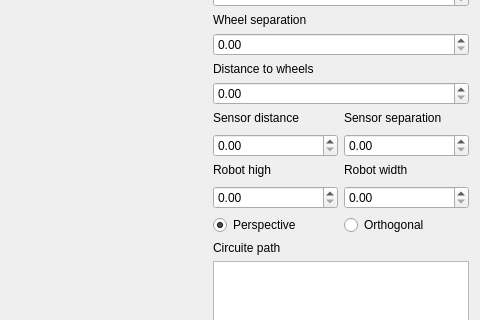
valli22/TFG-RobotSiguelineas, file RobotSiguelineas/mainwindow.ui: the form before one commit; both pictures show x 665 to 1145 and y 96 to 416 of the 1145 by 723 pixel window.
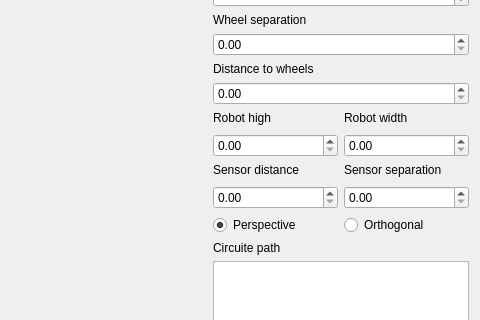
The form after the commit. Custom widgets are drawn as their Qt base class.

The edit to the form file:
```diff
--- a/RobotSiguelineas/mainwindow.ui
+++ b/RobotSiguelineas/mainwindow.ui
@@ -10,7 +10,7 @@
     <x>0</x>
     <y>0</y>
     <width>1145</width>
-    <height>634</height>
+    <height>710</height>
    </rect>
   </property>
   <property name="windowTitle">
@@ -72,6 +72,40 @@
       <item>
        <widget class="QDoubleSpinBox" name="distanceToWheels"/>
       </item>
+      <item>
+       <layout class="QHBoxLayout" name="RobotSizeLabelHorizontalLayout">
+        <property name="bottomMargin">
+         <number>3</number>
+        </property>
+        <item>
+         <widget class="QLabel" name="robotHighLabel">
+          <property name="text">
+           <string>Robot high</string>
+          </property>
+         </widget>
+        </item>
+        <item>
+         <widget class="QLabel" name="robotWidthLabel">
+          <property name="text">
+           <string>Robot width</string>
+          </property>
+         </widget>
+        </item>
+       </layout>
+      </item>
+      <item>
+       <layout class="QHBoxLayout" name="RobotSizeHorizontalLayout">
+        <property name="bottomMargin">
+         <number>0</number>
+        </property>
+        <item>
+         <widget class="QDoubleSpinBox" name="robotHigh"/>
+        </item>
+        <item>
+         <widget class="QDoubleSpinBox" name="robotWidth"/>
+        </item>
+       </layout>
+      </item>
       <item>
        <layout class="QHBoxLayout" name="SensorLabelHorizontalLayout">
         <property name="leftMargin">
@@ -109,40 +143,6 @@
         </item>
        </layout>
       </item>
-      <item>
-       <layout class="QHBoxLayout" name="RobotSizeLabelHorizontalLayout">
-        <property name="bottomMargin">
-         <number>3</number>
-        </property>
-        <item>
-         <widget class="QLabel" name="robotHighLabel">
-          <property name="text">
-           <string>Robot high</string>
-          </property>
-         </widget>
-        </item>
-        <item>
-         <widget class="QLabel" name="robotWidthLabel">
-          <property name="text">
-           <string>Robot width</string>
-          </property>
-         </widget>
-        </item>
-       </layout>
-      </item>
-      <item>
-       <layout class="QHBoxLayout" name="RobotSizeHorizontalLayout">
-        <property name="bottomMargin">
-         <number>0</number>
-        </property>
-        <item>
-         <widget class="QDoubleSpinBox" name="robotHigh"/>
-        </item>
-        <item>
-         <widget class="QDoubleSpinBox" name="robotWidth"/>
-        </item>
-       </layout>
-      </item>
       <item>
        <layout class="QHBoxLayout" name="CameraTypeHorizontalLayout">
         <property name="bottomMargin">
```
Left out of the diff: 6 changed lines with no effect on the pictures.
